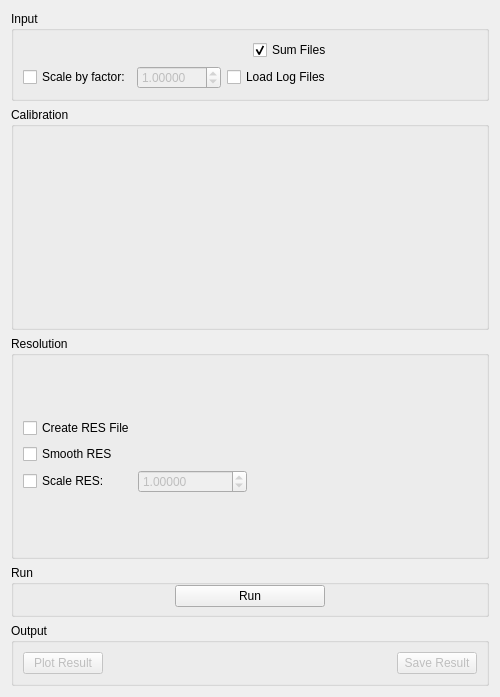
The window that qt/scientific_interfaces/Indirect/ISISCalibration.ui (mantidproject/mantid) describes before a commit, drawn with Qt 5.
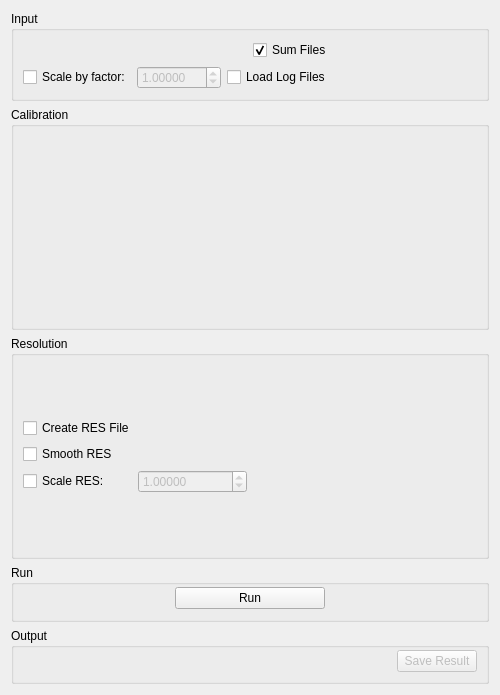
The same window after the commit. Custom widgets are drawn as their Qt base class.

Patch:
```diff
--- a/qt/scientific_interfaces/Indirect/ISISCalibration.ui
+++ b/qt/scientific_interfaces/Indirect/ISISCalibration.ui
@@ -370,22 +370,24 @@
    </item>
    <item>
     <widget class="QGroupBox" name="gbOutput">
+     <property name="minimumSize">
+      <size>
+       <width>0</width>
+       <height>56</height>
+      </size>
+     </property>
      <property name="title">
       <string>Output</string>
      </property>
      <layout class="QHBoxLayout" name="horizontalLayout">
+      <property name="topMargin">
+       <number>0</number>
+      </property>
+      <property name="bottomMargin">
+       <number>7</number>
+      </property>
       <item>
-       <widget class="QPushButton" name="pbPlot">
-        <property name="enabled">
-         <bool>false</bool>
-        </property>
-        <property name="toolTip">
-         <string>Plot resulting calibration file when created.</string>
-        </property>
-        <property name="text">
-         <string>Plot Result</string>
-        </property>
-       </widget>
+       <widget class="MantidQt::CustomInterfaces::IndirectPlotOptionsView" name="ipoPlotOptions" native="true"/>
       </item>
       <item>
        <spacer name="horizontalSpacer_0">
@@ -416,6 +418,12 @@
   </layout>
  </widget>
  <customwidgets>
+  <customwidget>
+   <class>MantidQt::CustomInterfaces::IndirectPlotOptionsView</class>
+   <extends>QWidget</extends>
+   <header>IndirectPlotOptionsView.h</header>
+   <container>1</container>
+  </customwidget>
   <customwidget>
    <class>MantidQt::MantidWidgets::PreviewPlot</class>
    <extends>QWidget</extends>
```
